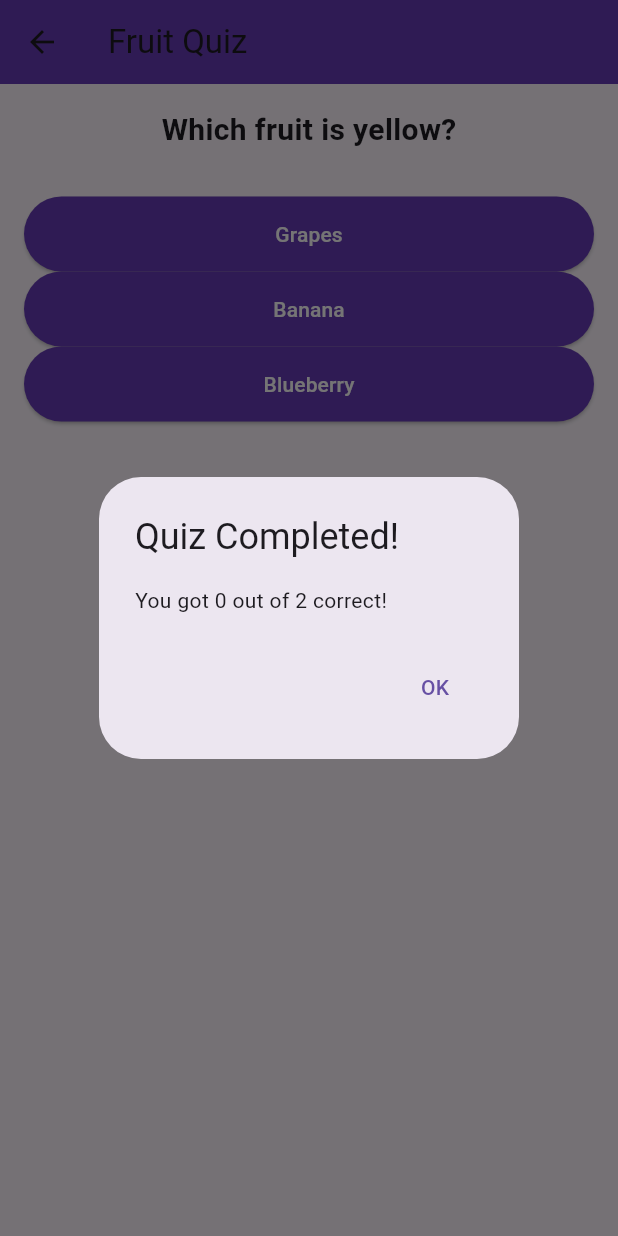
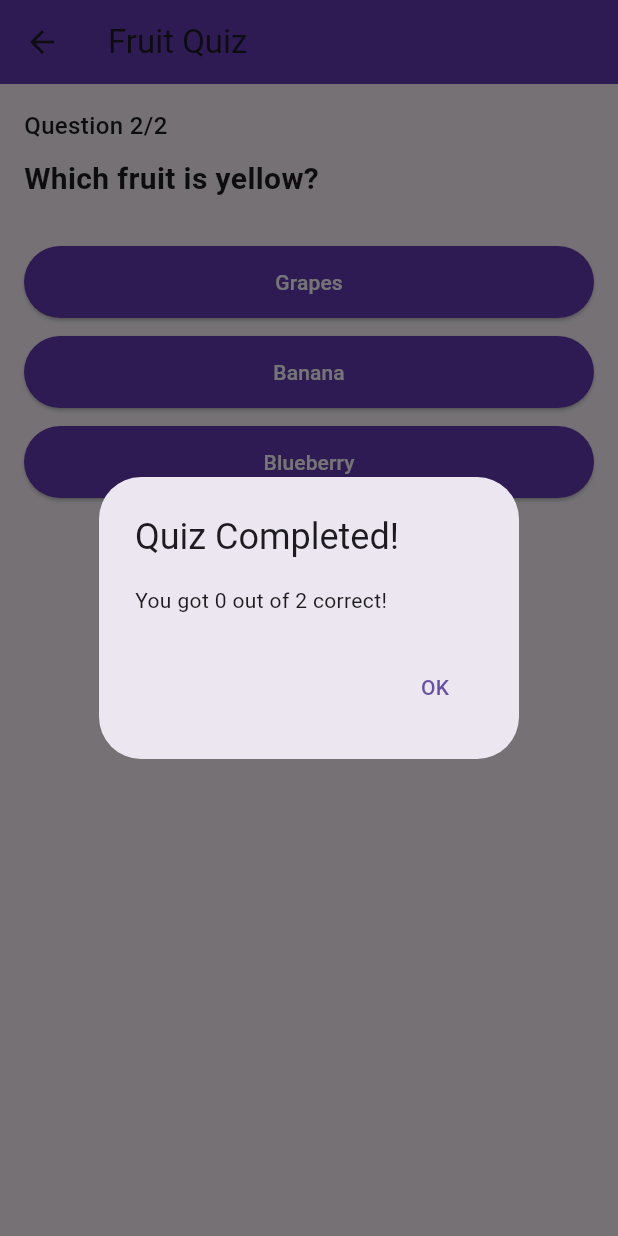
Before and after one commit to Clyn1/ar_language_app, a Flutter app: the FruitQuizPage screen opened directly, after a tap on "Banana", after a tap on "Blueberry", on a phone screen of 412 x 824 dp. Run offline on Flutter 3.47's test engine with Material 3 defaults, Android fonts, the light colour scheme and no system bars; our stand-ins replace flutter_tts; missing offline and left inert: ar_flutter_plugin; network calls fail.

Commit message:
Initial commit for AR

```diff
--- a/lib/src/views/lessons/fruit_quiz_page.dart
+++ b/lib/src/views/lessons/fruit_quiz_page.dart
@@ -6,7 +6,7 @@ class FruitQuizPage extends StatefulWidget {
 }
 
 class _FruitQuizPageState extends State<FruitQuizPage> {
-  final List<Map<String, dynamic>> questions = [
+  final List<Map<String, dynamic>> _questions = [
     {
       'question': 'Which one is a red fruit?',
       'options': ['Banana', 'Apple', 'Orange'],
@@ -19,66 +19,80 @@ class _FruitQuizPageState extends State<FruitQuizPage> {
     },
   ];
 
-  int currentQuestion = 0;
-  int score = 0;
+  int _currentQuestionIndex = 0;
+  int _score = 0;
 
-  void checkAnswer(String selected) {
-    final correct = questions[currentQuestion]['answer'];
-    if (selected == correct) {
-      score++;
+  void _checkAnswer(String selectedOption) {
+    final correctAnswer = _questions[_currentQuestionIndex]['answer'];
+    if (selectedOption == correctAnswer) {
+      _score++;
     }
 
-    if (currentQuestion < questions.length - 1) {
+    if (_currentQuestionIndex < _questions.length - 1) {
       setState(() {
-        currentQuestion++;
+        _currentQuestionIndex++;
       });
     } else {
+      _showResultDialog();
+    }
+  }
+
+  void _showResultDialog() {
     showDialog(
       context: context,
       builder: (_) => AlertDialog(
-          title: Text('Quiz Completed!'),
-          content: Text('You got $score out of ${questions.length} correct!'),
+        title: const Text('Quiz Completed!'),
+        content: Text('You got $_score out of ${_questions.length} correct!'),
         actions: [
           TextButton(
             onPressed: () {
-                Navigator.pop(context); // close dialog
-                Navigator.pop(context); // back to fruit lesson
+              Navigator.pop(context); // Close dialog
+              Navigator.pop(context); // Back to previous screen
             },
-              child: Text('OK'),
+            child: const Text('OK'),
           )
         ],
       ),
     );
   }
-  }
 
   @override
   Widget build(BuildContext context) {
-    final question = questions[currentQuestion];
+    final currentQuestion = _questions[_currentQuestionIndex];
 
     return Scaffold(
       appBar: AppBar(
-        title: Text('Fruit Quiz'),
+        title: const Text('Fruit Quiz'),
         backgroundColor: Colors.deepPurple,
       ),
       body: Padding(
         padding: const EdgeInsets.all(16.0),
         child: Column(
+          crossAxisAlignment: CrossAxisAlignment.start,
           children: [
             Text(
-              question['question'],
-              style: TextStyle(fontSize: 20, fontWeight: FontWeight.bold),
+              'Question ${_currentQuestionIndex + 1}/${_questions.length}',
+              style: const TextStyle(fontSize: 16, fontWeight: FontWeight.w500),
             ),
-            SizedBox(height: 30),
-            ...question['options'].map<Widget>((opt) {
-              return ElevatedButton(
+            const SizedBox(height: 10),
+            Text(
+              currentQuestion['question'],
+              style: const TextStyle(fontSize: 20, fontWeight: FontWeight.bold),
+            ),
+            const SizedBox(height: 30),
+            ...currentQuestion['options'].map<Widget>((option) {
+              return Container(
+                margin: const EdgeInsets.only(bottom: 12),
+                width: double.infinity,
+                child: ElevatedButton(
                   style: ElevatedButton.styleFrom(
-                  primary: Colors.deepPurple,
-                  onPrimary: Colors.white,
-                  minimumSize: Size.fromHeight(50),
+                    backgroundColor: Colors.deepPurple,
+                    foregroundColor: Colors.white,
+                    padding: const EdgeInsets.symmetric(vertical: 14),
                   ),
-                onPressed: () => checkAnswer(opt),
-                child: Text(opt),
+                  onPressed: () => _checkAnswer(option),
+                  child: Text(option),
+                ),
               );
             }).toList(),
           ],
```
Lines whose indentation alone changed are shown as unchanged.
